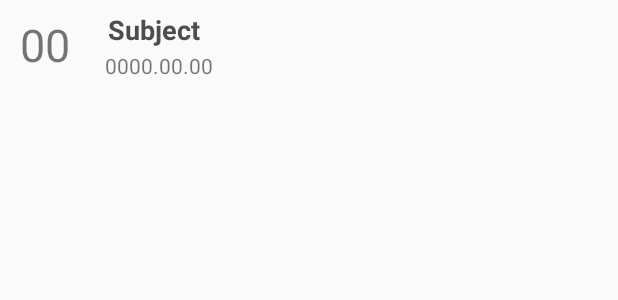
After one commit to Plasius/MyStuder, an Android app: the layout item_grade.xml on its own in the app's theme, with its tools: preview values and no code run, on a phone screen of 412 x 824 dp. The commit adds this screen. Shown: the top 300 px of the screen. Run offline under Robolectric (Android 15) with nearby library versions, the phone set to English and light mode, and no system bars.

Commit message:
Implement Grade system per subjects

```diff
--- a/app/build.gradle
+++ b/app/build.gradle
@@ -5,7 +5,7 @@ android {
     buildToolsVersion "29.0.2"
     defaultConfig {
         applicationId "com.plasius.mystuder"
-        minSdkVersion 22
+        minSdkVersion 24
         targetSdkVersion 29
         versionCode 1
         versionName "1.0"
@@ -16,6 +16,10 @@ android {
             minifyEnabled false
             proguardFiles getDefaultProguardFile('proguard-android-optimize.txt'), 'proguard-rules.pro'
         }
+    }
+    compileOptions {
+        targetCompatibility = 1.8
+        sourceCompatibility = 1.8
     }
 }
 
--- a/app/src/main/AndroidManifest.xml
+++ b/app/src/main/AndroidManifest.xml
@@ -9,7 +9,8 @@
         android:roundIcon="@mipmap/ic_launcher_round"
         android:supportsRtl="true"
         android:theme="@style/AppTheme">
-        <activity android:name=".activity.AddSubjectActivity"></activity>
+        <activity android:name=".activity.AddGradeActivity"></activity>
+        <activity android:name=".activity.AddSubjectActivity" />
         <activity android:name=".activity.SubjectsActivity" />
         <activity android:name=".activity.MainActivity">
             <intent-filter>
--- a/app/src/main/java/com/plasius/mystuder/activity/AddSubjectActivity.java
+++ b/app/src/main/java/com/plasius/mystuder/activity/AddSubjectActivity.java
@@ -21,6 +21,7 @@ public class AddSubjectActivity extends AppCompatActivity {
     protected void onCreate(Bundle savedInstanceState) {
         super.onCreate(savedInstanceState);
         setContentView(R.layout.activity_add_subject);
+        getSupportActionBar().setTitle("Add Subject");
 
         //get subjects from db
         //display subjects
@@ -33,8 +34,6 @@ public class AddSubjectActivity extends AppCompatActivity {
 
         //save new subject
         Database.getInstance(this).subjectDAO().insertSubject(new Subject(subjectname, laverage));
-        //DEBUG
-        Database.getInstance(this).gradeDAO().insertGrade(new Grade(subjectname, Calendar.getInstance().getTimeInMillis(), 9));
 
         //go back
         Toast.makeText(this, "Subject added", Toast.LENGTH_SHORT).show();
--- a/app/src/main/java/com/plasius/mystuder/controller/GradeDAO.java
+++ b/app/src/main/java/com/plasius/mystuder/controller/GradeDAO.java
@@ -15,10 +15,15 @@ public interface GradeDAO {
 
     @Query("SELECT * from grades")
     List<Grade> getGrades();
+    @Query("SELECT * FROM grades WHERE grades.subject_id = :subjectId")
+    List<Grade> getGradesBySubject(String subjectId);
     @Insert
     void insertGrade(Grade grade);
     @Delete
     void deleteGrade(Grade grade);
+    @Query("DELETE FROM grades")
+    void deleteGrades();
     @Update
     void updateGrade(Grade grade);
+
 }
--- a/app/src/main/java/com/plasius/mystuder/controller/SubjectDAO.java
+++ b/app/src/main/java/com/plasius/mystuder/controller/SubjectDAO.java
@@ -20,4 +20,6 @@ public interface SubjectDAO {
     void deleteSubject(Subject subject);
     @Update
     void updateSubject(Subject subject);
+    @Query("DELETE FROM subjects")
+    void deleteSubjects();
 }
--- /dev/null
+++ b/app/src/main/res/layout/item_grade.xml
@@ -0,0 +1,39 @@
+<?xml version="1.0" encoding="utf-8"?>
+<LinearLayout xmlns:android="http://schemas.android.com/apk/res/android"
+    android:layout_width="match_parent"
+    android:layout_height="match_parent"
+    android:orientation="horizontal" >
+
+    <TextView
+        android:id="@+id/item_tv_grade"
+        android:layout_width="60dp"
+        android:layout_height="60dp"
+        android:maxLength="2"
+        android:text="00"
+        android:textSize="30sp"
+        android:gravity="center"
+        android:padding="5dp" />
+
+    <LinearLayout android:layout_width="wrap_content"
+        android:layout_height="wrap_content"
+        android:orientation="vertical">
+
+        <TextView
+            android:id="@+id/item_tv_subject"
+            android:layout_width="wrap_content"
+            android:layout_height="wrap_content"
+            android:text="Subject"
+            android:textStyle="bold"
+            android:textAppearance="?android:attr/textAppearanceMedium"
+            android:layout_marginLeft="10dp"
+            android:layout_marginTop="5dp"
+            android:padding="2dp"
+            android:textColor="#4d4d4d" />
+        <TextView
+            android:id="@+id/item_tv_date"
+            android:layout_width="wrap_content"
+            android:layout_height="wrap_content"
+            android:text="0000.00.00"
+            android:layout_marginLeft="10dp"/>
+    </LinearLayout>
+</LinearLayout>
--- a/app/src/main/res/values/strings.xml
+++ b/app/src/main/res/values/strings.xml
@@ -33,4 +33,5 @@
     <string name="name">name:</string>
     <string name="Alexander">Alexander</string>
     <string name="save">save</string>
+    <string name="choose_category">Select a subject</string>
 </resources>
```
Also changed, not shown: app/src/main/java/com/plasius/mystuder/activity/AddGradeActivity.java (added, +70 -0 lines), app/src/main/java/com/plasius/mystuder/activity/SubjectsActivity.java (+64 -3 lines), app/src/main/java/com/plasius/mystuder/controller/GradeAdapter.java (added, +61 -0 lines), app/src/main/res/layout/activity_add_grade.xml (added, +48 -0 lines), app/src/main/res/layout/activity_subjects.xml (+18 -2 lines), app/src/main/res/menu/menu_subjects.xml (+14 -4 lines).
